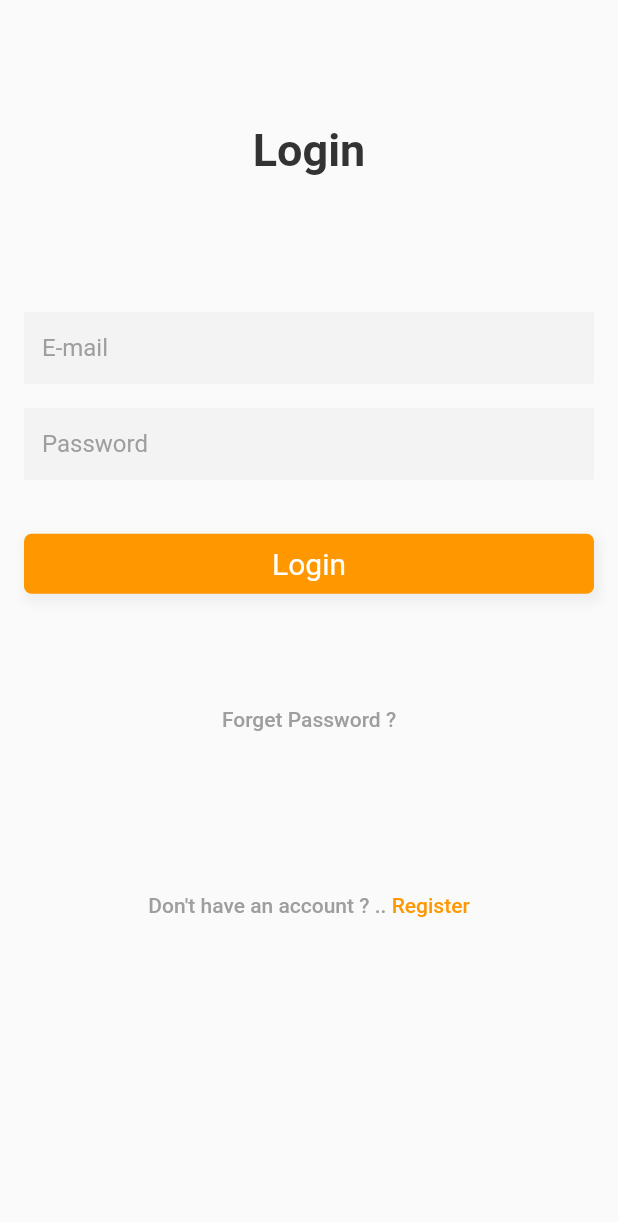
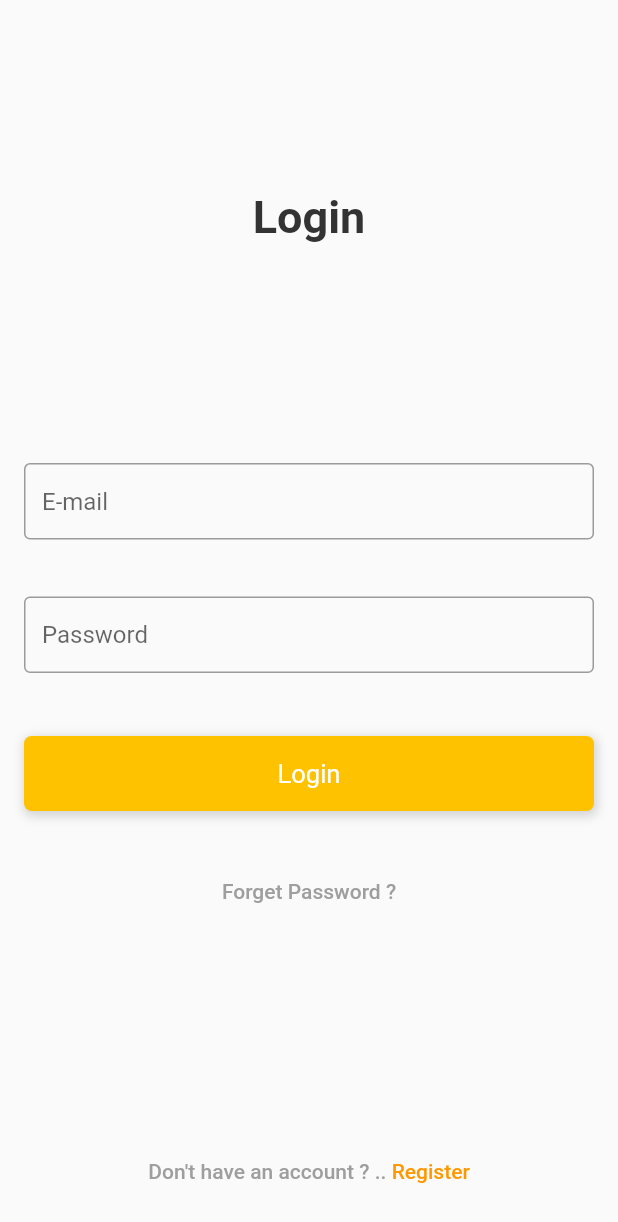
Before and after one commit to MAbolmaaty/Barq, a Flutter app: the screen it shows after launch, tab 2 chosen, after a tap on the "logout" icon, on a phone screen of 412 x 824 dp. Shown: the top 1222 px of the screen. Run offline on Flutter 3.47's test engine with Material 2 defaults, Android fonts, the phone set to English and light mode, and no system bars; our stand-ins replace device_preview, flutter_swiper.

Commit message:
design revision

```diff
--- a/lib/src/screens/login_screen.dart
+++ b/lib/src/screens/login_screen.dart
@@ -18,10 +18,16 @@ class _LoginScreenState extends State<LoginScreen> {
   @override
   Widget build(BuildContext context) {
     final height = MediaQuery.of(context).size.height;
-    return SafeArea(
-        child: Scaffold(
-      body: SingleChildScrollView(
+    return SafeArea(child: Scaffold(body: LayoutBuilder(
+      builder: (BuildContext context, BoxConstraints viewPortConstraints) {
+        return SingleChildScrollView(
+            child: ConstrainedBox(
+              constraints: BoxConstraints(
+                minHeight: viewPortConstraints.maxHeight
+              ),
                 child: Column(
+                  mainAxisSize: MainAxisSize.min,
+                  mainAxisAlignment: MainAxisAlignment.spaceAround,
                   children: [
                     SizedBox(
                       height: height * .1,
@@ -30,23 +36,18 @@ class _LoginScreenState extends State<LoginScreen> {
                     SizedBox(
                       height: height * .1,
                     ),
-          _emailField(),
-          _passwordField(),
-          SizedBox(
-            height: 20,
-          ),
+                    _entryField(title: 'E-mail'),
+                    _entryField(title: 'Password', isPassword: true),
                     _loginButton(),
-          SizedBox(
-            height: 60,
-          ),
                     _forgetPassword(),
                     SizedBox(
-            height: 80,
+                      height: height * .1,
                     ),
                     _registerLabel(),
                   ],
-      )),
-    ));
+                )));
+      },
+    )));
   }
 
   Widget _title() {
@@ -61,33 +62,22 @@ class _LoginScreenState extends State<LoginScreen> {
         ));
   }
 
-  Widget _emailField() {
+  Widget _entryField(
+      {String title, bool isPassword = false, int maxLines = 1}) {
     return Container(
-      margin: EdgeInsets.symmetric(horizontal: 16, vertical: 8),
+      margin: EdgeInsets.symmetric(horizontal: 16, vertical: 4),
       child: TextField(
+        maxLines: maxLines,
+        obscureText: isPassword,
         decoration: InputDecoration(
-          hintText: 'E-mail',
-          hintStyle: TextStyle(color: const Color(0xFF9e9e9e)),
-          border: InputBorder.none,
-          fillColor: Color(0xfff3f3f4),
-          filled: true,
+            labelText: title,
+            hintStyle: TextStyle(
+              color: const Color(0xFF9e9e9e),
+              fontSize: 12,
             ),
-      ),
-    );
-  }
-
-  Widget _passwordField() {
-    return Container(
-      margin: EdgeInsets.symmetric(horizontal: 16, vertical: 8),
-      child: TextField(
-        obscureText: true,
-        decoration: InputDecoration(
-          hintText: 'Password',
-          hintStyle: TextStyle(color: const Color(0xFF9e9e9e)),
-          border: InputBorder.none,
-          fillColor: Color(0xfff3f3f4),
-          filled: true,
-        ),
+            alignLabelWithHint: true,
+            border: OutlineInputBorder(),
+            isDense: true),
       ),
     );
   }
@@ -95,35 +85,35 @@ class _LoginScreenState extends State<LoginScreen> {
   Widget _loginButton() {
     return InkWell(
         onTap: () {
-        Navigator.of(context).pushReplacement(MaterialPageRoute(builder: (BuildContext context) => BottomNavScreen()));
+          Navigator.of(context).pushReplacement(MaterialPageRoute(
+              builder: (BuildContext context) => BottomNavScreen()));
         },
         child: Container(
           width: MediaQuery.of(context).size.width,
-      height: 40,
+          height: 50,
           margin: EdgeInsets.symmetric(horizontal: 16, vertical: 8),
           alignment: Alignment.center,
           decoration: BoxDecoration(
               borderRadius: BorderRadius.all(Radius.circular(5)),
               boxShadow: <BoxShadow>[
                 BoxShadow(
-                color: Colors.grey.shade200,
-                offset: Offset(2, 4),
+                    color: const Color(0x709e9e9e),
+                    offset: Offset(1, 2),
                     blurRadius: 5,
-                spreadRadius: 2)
+                    spreadRadius: 1)
               ],
-          color: Colors.orange),
+              color: const Color(0xffFEC200)),
           child: Text(
             'Login',
-        style: TextStyle(fontSize: 20, color: Colors.white),
+            style: TextStyle(fontSize: 17, color: Colors.white),
           ),
         ));
   }
 
   Widget _forgetPassword() {
     return GestureDetector(
-      onTap: (){
-        Navigator.of(context).push(
-            ForgetPasswordScreen.route());
+        onTap: () {
+          Navigator.of(context).push(ForgetPasswordScreen.route());
         },
         child: Container(
           margin: EdgeInsets.symmetric(vertical: 8, horizontal: 16),
@@ -138,7 +128,7 @@ class _LoginScreenState extends State<LoginScreen> {
   }
 
   Widget _registerLabel() {
-    return InkWell(
+    return GestureDetector(
       onTap: () {
         Navigator.of(context).push(
           RegisterScreen.route(),
--- a/lib/src/screens/main_screen.dart
+++ b/lib/src/screens/main_screen.dart
@@ -57,12 +57,12 @@ class _MainScreenState extends State<MainScreen> {
       ),
       appBar: AppBar(
         backgroundColor: const Color(0xFF333333),
-        title: Text("Main"),
+        title: Center(child:Text("Main", style: TextStyle(fontSize: 18, fontWeight: FontWeight.w500),)),
         actions: <Widget>[
           IconButton(
               icon: Icon(
                 Icons.logout,
-                color: Colors.yellow,
+                color: const Color(0xffFEC200),
               ),
               onPressed: () {
                 Navigator.of(context).pushReplacement(MaterialPageRoute(
```
Lines whose indentation alone changed are shown as unchanged.
